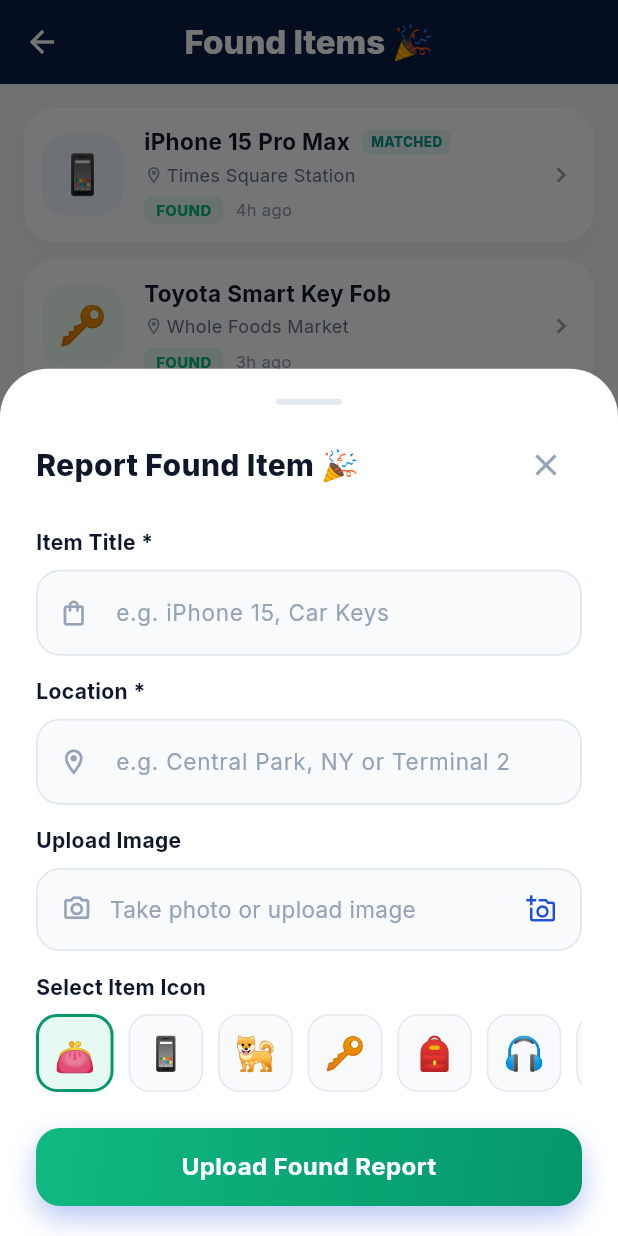
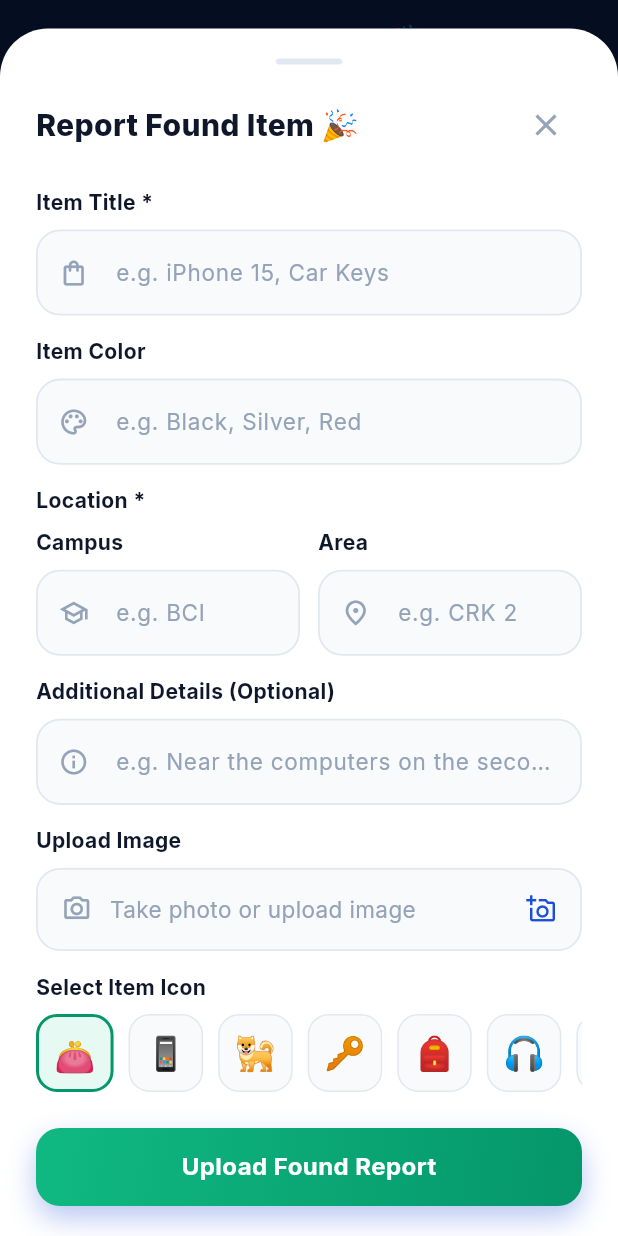
Before and after one commit to BackToOwner/App, a Flutter app: the ReportListScreen screen opened directly, after a tap on "Report Found", on a phone screen of 412 x 824 dp. Run offline on Flutter 3.47's test engine with Material 3 defaults, Android fonts, the phone set to English and light mode, and no system bars; our stand-ins replace google_fonts, google_maps_flutter, image_picker.

Commit message:
update lost and found

```diff
--- a/lib/models/report_item.dart
+++ b/lib/models/report_item.dart
@@ -3,7 +3,10 @@ enum ReportType { all, lost, found }
 class ReportItem {
   final String id;
   final String title;
-  final String location;
+  final String? itemColor;
+  final String campus;
+  final String area;
+  final String? additionalDetails;
   final ReportType type;
   final String timeAgo;
   final String? reward;
@@ -14,7 +17,10 @@ class ReportItem {
   ReportItem({
     required this.id,
     required this.title,
-    required this.location,
+    this.itemColor,
+    required this.campus,
+    required this.area,
+    this.additionalDetails,
     required this.type,
     required this.timeAgo,
     this.reward,
@@ -22,4 +28,27 @@ class ReportItem {
     required this.emojiIcon,
     required this.iconBgHex,
   });
+
+  /// Title with color prefix (e.g. "Black Sony Wireless Headphones")
+  String get displayTitle {
+    if (itemColor != null && itemColor!.isNotEmpty) {
+      return '$itemColor $title';
+    }
+    return title;
+  }
+
+  /// Combined location string for display (e.g. "BCI · CRK 2")
+  String get location {
+    final parts = <String>[campus, area];
+    return parts.join(' · ');
+  }
+
+  /// Full location including additional details
+  String get locationFull {
+    final base = location;
+    if (additionalDetails != null && additionalDetails!.isNotEmpty) {
+      return '$base\n$additionalDetails';
+    }
+    return base;
+  }
 }
--- a/lib/screens/help_support_screen.dart
+++ b/lib/screens/help_support_screen.dart
@@ -139,12 +139,12 @@ class HelpSupportScreen extends StatelessWidget {
             _buildFaqTile(
               question: 'How do I report a lost item?',
               answer:
-                  'Go to the Home tab, tap "Report Lost", fill in the item details including title, location, and an optional photo, then submit.',
+                  'Go to the Home tab, tap "Report Lost", fill in the item details including title, campus, area, additional location details, and an optional photo, then submit.',
             ),
             _buildFaqTile(
               question: 'How do I report a found item?',
               answer:
-                  'Go to the Home tab, tap "Report Found", describe the item you found with its location and a photo to help the owner identify it.',
+                  'Go to the Home tab, tap "Report Found", describe the item you found with its campus, area, additional details, and a photo to help the owner identify it.',
             ),
             _buildFaqTile(
               question: 'Is there a reward for returning items?',
--- a/lib/services/filter/report_filter_strategy.dart
+++ b/lib/services/filter/report_filter_strategy.dart
@@ -8,7 +8,10 @@ abstract class ReportFilterStrategy {
     if (query.isEmpty) return true;
     final q = query.toLowerCase();
     return item.title.toLowerCase().contains(q) ||
-        item.location.toLowerCase().contains(q);
+        (item.itemColor?.toLowerCase().contains(q) ?? false) ||
+        item.campus.toLowerCase().contains(q) ||
+        item.area.toLowerCase().contains(q) ||
+        (item.additionalDetails?.toLowerCase().contains(q) ?? false);
   }
 }
 
--- a/lib/services/repository/in_memory_report_repository.dart
+++ b/lib/services/repository/in_memory_report_repository.dart
@@ -10,8 +10,11 @@ class InMemoryReportRepository extends ValueNotifier<List<ReportItem>>
   static final List<ReportItem> _initialDefaultReports = [
     ReportItem(
       id: '1',
-      title: 'Black Leather Wallet',
-      location: 'Central Park, NY',
+      title: 'Leather Wallet',
+      itemColor: 'Black',
+      campus: 'BCI',
+      area: 'CRK 2',
+      additionalDetails: 'Near the computers on the second floor',
       type: ReportType.lost,
       timeAgo: '2h ago',
       reward: r'$50 reward',
@@ -21,7 +24,10 @@ class InMemoryReportRepository extends ValueNotifier<List<ReportItem>>
     ReportItem(
       id: '2',
       title: 'iPhone 15 Pro Max',
-      location: 'Times Square Station',
+      itemColor: 'Silver',
+      campus: 'BCI',
+      area: 'Main Hall',
+      additionalDetails: 'Found on a bench near the entrance',
       type: ReportType.found,
       timeAgo: '4h ago',
       status: 'MATCHED',
@@ -31,7 +37,9 @@ class InMemoryReportRepository extends ValueNotifier<List<ReportItem>>
     ReportItem(
       id: '3',
       title: 'Golden Retriever Pup',
-      location: 'Brooklyn Bridge Park',
+      campus: 'BCI',
+      area: 'Garden Area',
+      additionalDetails: 'Last seen near the parking lot',
       type: ReportType.lost,
       timeAgo: '1d ago',
       reward: r'$200 reward',
@@ -41,7 +49,10 @@ class InMemoryReportRepository extends ValueNotifier<List<ReportItem>>
     ReportItem(
       id: '4',
       title: 'Toyota Smart Key Fob',
-      location: 'Whole Foods Market',
+      itemColor: 'Grey',
+      campus: 'BCI',
+      area: 'CRK 1',
+      additionalDetails: 'Found in Room 105',
       type: ReportType.found,
       timeAgo: '3h ago',
       emojiIcon: '🔑',
@@ -49,8 +60,10 @@ class InMemoryReportRepository extends ValueNotifier<List<ReportItem>>
     ),
     ReportItem(
       id: '5',
-      title: 'Blue North Face Backpack',
-      location: 'Grand Central Station',
+      title: 'North Face Backpack',
+      itemColor: 'Blue',
+      campus: 'BCI',
+      area: 'Canteen',
       type: ReportType.lost,
       timeAgo: '6h ago',
       reward: r'$30 reward',
@@ -60,7 +73,10 @@ class InMemoryReportRepository extends ValueNotifier<List<ReportItem>>
     ReportItem(
       id: '6',
       title: 'Sony Wireless Headphones',
-      location: 'Main Street Cafe',
+      itemColor: 'Black',
+      campus: 'BCI',
+      area: 'Library',
+      additionalDetails: 'Left on a table near the window',
       type: ReportType.found,
       timeAgo: '5h ago',
       emojiIcon: '🎧',
@@ -69,7 +85,10 @@ class InMemoryReportRepository extends ValueNotifier<List<ReportItem>>
     ReportItem(
       id: '7',
       title: 'MacBook Pro 16-inch',
-      location: 'University Library',
+      itemColor: 'Space Grey',
+      campus: 'BCI',
+      area: 'CRK 3',
+      additionalDetails: 'Third floor, Lab Room B',
       type: ReportType.lost,
       timeAgo: '8h ago',
       reward: r'$150 reward',
@@ -79,7 +98,9 @@ class InMemoryReportRepository extends ValueNotifier<List<ReportItem>>
     ReportItem(
       id: '8',
       title: 'Ray-Ban Sunglasses',
-      location: 'Beach Boardwalk',
+      itemColor: 'Brown',
+      campus: 'BCI',
+      area: 'Sports Ground',
       type: ReportType.found,
       timeAgo: '1d ago',
       emojiIcon: '🕶️',
--- a/lib/widgets/item_detail_modal.dart
+++ b/lib/widgets/item_detail_modal.dart
@@ -73,7 +73,7 @@ class ItemDetailModal extends StatelessWidget {
                   crossAxisAlignment: CrossAxisAlignment.start,
                   children: [
                     Text(
-                      item.title,
+                      item.displayTitle,
                       style: const TextStyle(
                         fontSize: 20,
                         fontWeight: FontWeight.w800,
@@ -132,7 +132,17 @@ class ItemDetailModal extends StatelessWidget {
           const SizedBox(height: 16),
 
           // Detail Items List
-          _buildDetailRow(Icons.location_on_outlined, 'Location', item.location),
+          if (item.itemColor != null && item.itemColor!.isNotEmpty) ...[
+            _buildDetailRow(Icons.palette_outlined, 'Color', item.itemColor!),
+            const SizedBox(height: 12),
+          ],
+          _buildDetailRow(Icons.school_outlined, 'Campus', item.campus),
+          const SizedBox(height: 12),
+          _buildDetailRow(Icons.place_outlined, 'Area', item.area),
+          if (item.additionalDetails != null && item.additionalDetails!.isNotEmpty) ...[
+            const SizedBox(height: 12),
+            _buildDetailRow(Icons.info_outline, 'Details', item.additionalDetails!),
+          ],
           const SizedBox(height: 12),
           _buildDetailRow(Icons.access_time, 'Reported', item.timeAgo),
           if (item.reward != null) ...[
@@ -152,7 +162,7 @@ class ItemDetailModal extends StatelessWidget {
               ScaffoldMessenger.of(context).showSnackBar(
                 SnackBar(
                   content: Text(
-                    isLost ? 'Messaging reporter of "${item.title}"...' : 'Submitting claim request for "${item.title}"...',
+                    isLost ? 'Messaging reporter of "${item.displayTitle}"...' : 'Submitting claim request for "${item.displayTitle}"...',
                   ),
                 ),
               );
@@ -167,7 +177,7 @@ class ItemDetailModal extends StatelessWidget {
                 context.read<DashboardViewModel>().deleteReport(item.id);
                 Navigator.of(context).pop();
                 ScaffoldMessenger.of(context).showSnackBar(
-                  SnackBar(content: Text('Removed "${item.title}" from list.')),
+                  SnackBar(content: Text('Removed "${item.displayTitle}" from list.')),
                 );
               },
               icon: const Icon(Icons.delete_outline, size: 18, color: Colors.red),
--- a/lib/widgets/report_item_card.dart
+++ b/lib/widgets/report_item_card.dart
@@ -72,7 +72,7 @@ class ReportItemCard extends StatelessWidget {
                         children: [
                           Flexible(
                             child: Text(
-                              item.title,
+                              item.displayTitle,
                               style: const TextStyle(
                                 fontSize: 15,
                                 fontWeight: FontWeight.w700,
--- a/lib/widgets/report_item_modal.dart
+++ b/lib/widgets/report_item_modal.dart
@@ -32,7 +32,10 @@ class ReportItemModal extends StatefulWidget {
 class _ReportItemModalState extends State<ReportItemModal> {
   late ReportType _selectedType;
   final TextEditingController _titleController = TextEditingController();
-  final TextEditingController _locationController = TextEditingController();
+  final TextEditingController _colorController = TextEditingController();
+  final TextEditingController _campusController = TextEditingController();
+  final TextEditingController _areaController = TextEditingController();
+  final TextEditingController _additionalDetailsController = TextEditingController();
   final TextEditingController _rewardController = TextEditingController();
   final TextEditingController _imageController = TextEditingController();
 
@@ -53,7 +56,10 @@ class _ReportItemModalState extends State<ReportItemModal> {
   @override
   void dispose() {
     _titleController.dispose();
-    _locationController.dispose();
+    _colorController.dispose();
+    _campusController.dispose();
+    _areaController.dispose();
+    _additionalDetailsController.dispose();
     _rewardController.dispose();
     _imageController.dispose();
     super.dispose();
@@ -195,7 +201,10 @@ class _ReportItemModalState extends State<ReportItemModal> {
 
   void _submitReport() {
     final title = _titleController.text.trim();
-    final location = _locationController.text.trim();
+    final itemColor = _colorController.text.trim();
+    final campus = _campusController.text.trim();
+    final area = _areaController.text.trim();
+    final additionalDetails = _additionalDetailsController.text.trim();
     final rewardText = _rewardController.text.trim();
 
     if (title.isEmpty) {
@@ -205,9 +214,16 @@ class _ReportItemModalState extends State<ReportItemModal> {
       return;
     }
 
-    if (location.isEmpty) {
+    if (campus.isEmpty) {
       ScaffoldMessenger.of(context).showSnackBar(
-        const SnackBar(content: Text('Please enter the location.')),
+        const SnackBar(content: Text('Please enter the campus.')),
+      );
+      return;
+    }
+
+    if (area.isEmpty) {
+      ScaffoldMessenger.of(context).showSnackBar(
+        const SnackBar(content: Text('Please enter the area.')),
       );
       return;
     }
@@ -215,7 +231,10 @@ class _ReportItemModalState extends State<ReportItemModal> {
     final newItem = ReportItem(
       id: DateTime.now().millisecondsSinceEpoch.toString(),
       title: title,
-      location: location,
+      itemColor: itemColor.isNotEmpty ? itemColor : null,
+      campus: campus,
+      area: area,
+      additionalDetails: additionalDetails.isNotEmpty ? additionalDetails : null,
       type: _selectedType,
       timeAgo: 'Just now',
       reward: rewardText.isNotEmpty ? (rewardText.contains('reward') ? rewardText : '$rewardText reward') : null,
@@ -292,12 +311,54 @@ class _ReportItemModalState extends State<ReportItemModal> {
             ),
             const SizedBox(height: 14),
 
-            // Form Field: Location
+            // Form Field: Item Color (Optional)
             CustomTextField(
-              label: 'Location *',
-              hintText: 'e.g. Central Park, NY or Terminal 2',
-              prefixIcon: Icons.location_on_outlined,
-              controller: _locationController,
+              label: 'Item Color',
+              hintText: 'e.g. Black, Silver, Red',
+              prefixIcon: Icons.palette_outlined,
+              controller: _colorController,
+            ),
+            const SizedBox(height: 14),
+
+            // Form Field: Location — Campus & Area
+            const Text(
+              'Location *',
+              style: TextStyle(
+                fontSize: 14,
+                fontWeight: FontWeight.w700,
+                color: AppColors.textPrimary,
+              ),
+            ),
+            const SizedBox(height: 8),
+            Row(
+              children: [
+                Expanded(
+                  child: CustomTextField(
+                    label: 'Campus',
+                    hintText: 'e.g. BCI',
+                    prefixIcon: Icons.school_outlined,
+                    controller: _campusController,
+                  ),
+                ),
+                const SizedBox(width: 12),
+                Expanded(
+                  child: CustomTextField(
+                    label: 'Area',
+                    hintText: 'e.g. CRK 2',
+                    prefixIcon: Icons.place_outlined,
+                    controller: _areaController,
+                  ),
+                ),
+              ],
+            ),
+            const SizedBox(height: 14),
+
+            // Form Field: Additional Details (Optional)
+            CustomTextField(
+              label: 'Additional Details (Optional)',
+              hintText: 'e.g. Near the computers on the second floor',
+              prefixIcon: Icons.info_outline,
+              controller: _additionalDetailsController,
             ),
             const SizedBox(height: 14),
 
```
